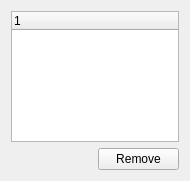
Above: Stacker/GroupWidget.ui from HonghuaLi/stacker before the change. Below: the same form after it.
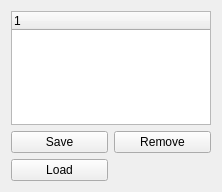
That is the form after the change. Icons and pictures are not drawn.

Commit message: Added self symmetries Added ShapeState Added save/load groups Fixed stringID

```diff
--- a/Stacker/GroupWidget.ui
+++ b/Stacker/GroupWidget.ui
@@ -6,8 +6,8 @@
    <rect>
     <x>0</x>
     <y>0</y>
-    <width>190</width>
-    <height>181</height>
+    <width>222</width>
+    <height>192</height>
    </rect>
   </property>
   <property name="windowTitle">
@@ -37,6 +37,20 @@
      </property>
     </widget>
    </item>
+   <item row="1" column="0">
+    <widget class="QPushButton" name="saveGroupsButton">
+     <property name="text">
+      <string>Save</string>
+     </property>
+    </widget>
+   </item>
+   <item row="2" column="0">
+    <widget class="QPushButton" name="loadGroupsButton">
+     <property name="text">
+      <string>Load</string>
+     </property>
+    </widget>
+   </item>
   </layout>
  </widget>
  <resources>
```
The commit also changes 26 other files.
